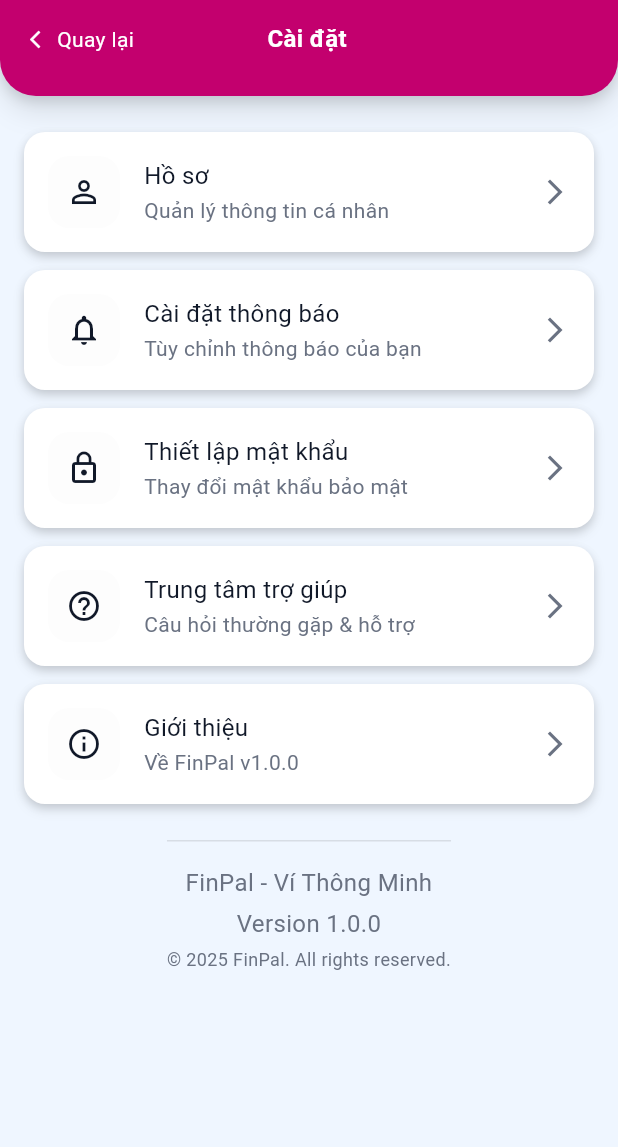
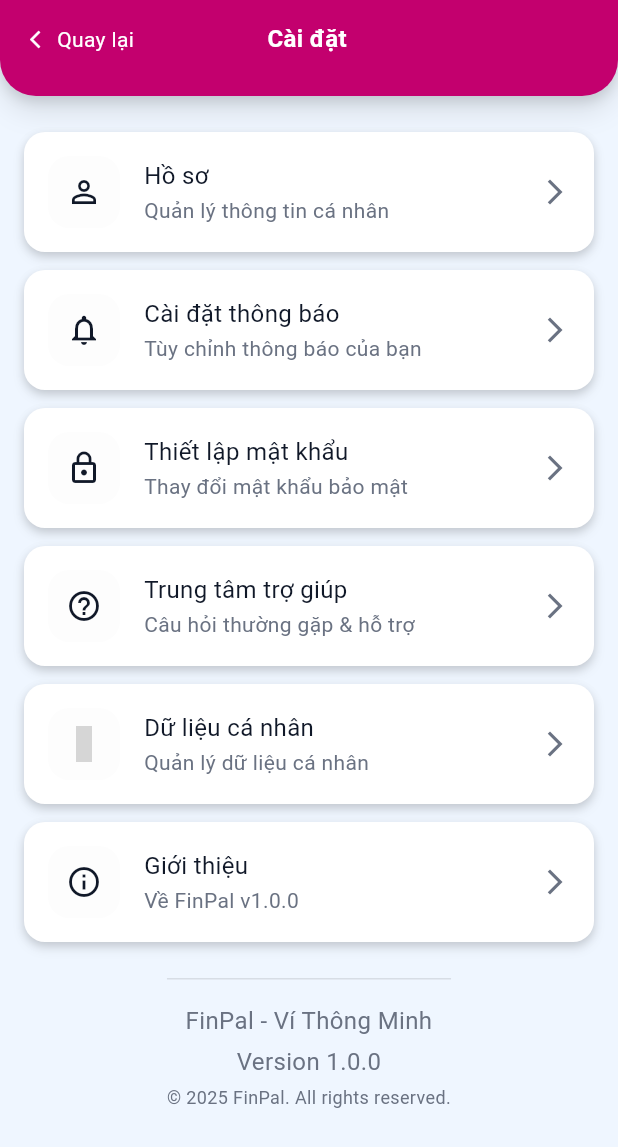
Before and after one commit to mchien1005/Finpal-MobileApp, a Flutter app: the AppSettingsScreen screen opened directly, on a phone screen of 412 x 824 dp. Shown: the top 1147 px of the screen. Run offline on Flutter 3.47's test engine with Material 3 defaults, Android fonts, the phone set to English and light mode, and no system bars; our stand-ins replace connectivity_plus, fl_chart, flutter_svg, material_design_icons_flutter, shared_preferences; accounts and stored records are empty; Roboto replaces fonts that are missing (Arimo); grey boxes are pictures that could not be loaded.

Commit message:
[Feature] Add Data Privacy option to App Settings screen
Introduced a new setting card for managing personal data, linking to the DataPrivacyScreen. Also imported the necessary icon from material_design_icons_flutter.

```diff
--- a/finpal_mobile/lib/presentation/screens/profile/app_settings_screen.dart
+++ b/finpal_mobile/lib/presentation/screens/profile/app_settings_screen.dart
@@ -3,8 +3,10 @@ import 'package:finpal_mobile/presentation/screens/profile/help_center_screen.da
 import 'package:finpal_mobile/presentation/screens/profile/profile_screen.dart';
 import 'package:finpal_mobile/presentation/screens/profile/change_password_screen.dart';
 import 'package:flutter/material.dart';
+import 'package:material_design_icons_flutter/material_design_icons_flutter.dart';
 import '../../../core/constants/app_colors.dart';
 import '../notifications/notifications_screen.dart';
+import 'data_privacy_screen.dart';
 
 class AppSettingsScreen extends StatelessWidget {
   const AppSettingsScreen({super.key});
@@ -135,7 +137,8 @@ class AppSettingsScreen extends StatelessWidget {
                           Navigator.push(
                             context,
                             MaterialPageRoute(
-                              builder: (context) => const ChangePasswordScreen(),
+                              builder: (context) =>
+                                  const ChangePasswordScreen(),
                             ),
                           );
                         },
@@ -151,6 +154,21 @@ class AppSettingsScreen extends StatelessWidget {
                             context,
                             MaterialPageRoute(
                               builder: (context) => const HelpCenterScreen(),
+                            ),
+                          );
+                        },
+                      ),
+                      const SizedBox(height: 12),
+                      _buildSettingCard(
+                        context: context,
+                        icon: MdiIcons.databaseOutline,
+                        title: 'Dữ liệu cá nhân',
+                        subtitle: 'Quản lý dữ liệu cá nhân',
+                        onTap: () {
+                          Navigator.push(
+                            context,
+                            MaterialPageRoute(
+                              builder: (context) => const DataPrivacyScreen(),
                             ),
                           );
                         },
```
